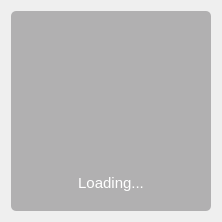
Before: the Qt Designer form src/qt/forms/loadingwin.ui in MassGrid/MassGrid, drawn with Qt 5.
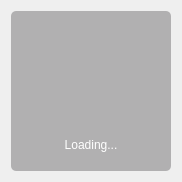
After: the same form once the commit is applied. Icons and pictures are not drawn.

```diff
--- a/src/qt/forms/loadingwin.ui
+++ b/src/qt/forms/loadingwin.ui
@@ -6,8 +6,8 @@
    <rect>
     <x>0</x>
     <y>0</y>
-    <width>222</width>
-    <height>222</height>
+    <width>174</width>
+    <height>174</height>
    </rect>
   </property>
   <property name="windowTitle">
@@ -18,8 +18,8 @@
     <widget class="QFrame" name="frame">
      <property name="minimumSize">
       <size>
-       <width>200</width>
-       <height>200</height>
+       <width>160</width>
+       <height>160</height>
       </size>
      </property>
      <property name="styleSheet">
@@ -121,12 +121,6 @@
         </item>
         <item>
          <widget class="QLabel" name="label_msg">
-          <property name="font">
-           <font>
-            <pointsize>11</pointsize>
-            <stylestrategy>PreferDefault</stylestrategy>
-           </font>
-          </property>
           <property name="styleSheet">
            <string notr="true">color: rgb(255, 255, 255);</string>
           </property>
```
